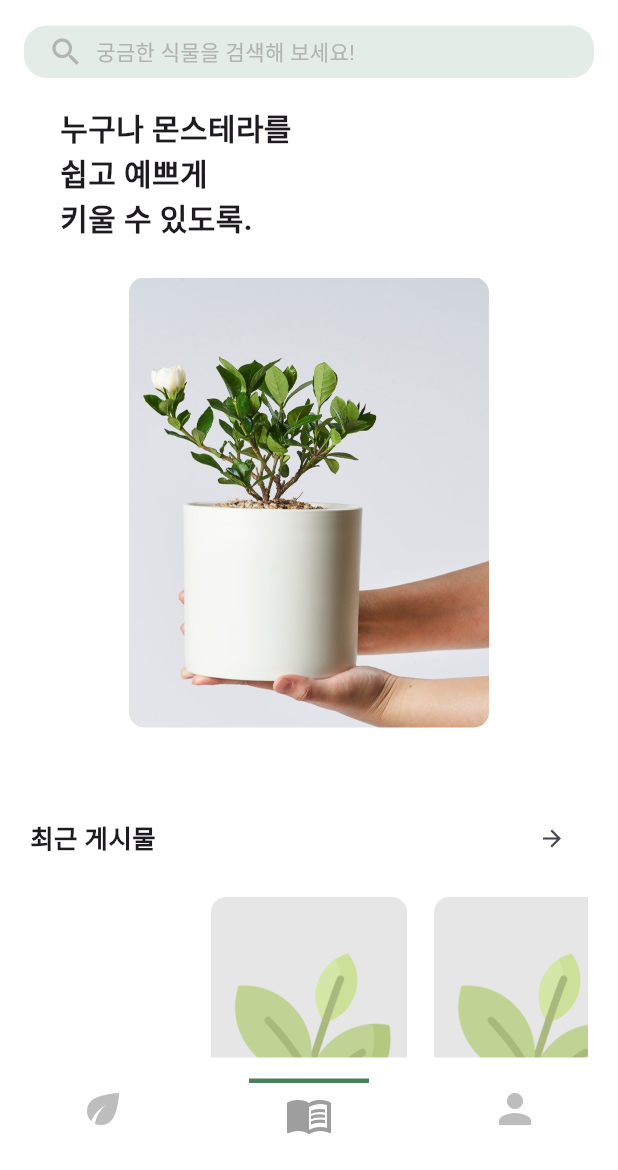
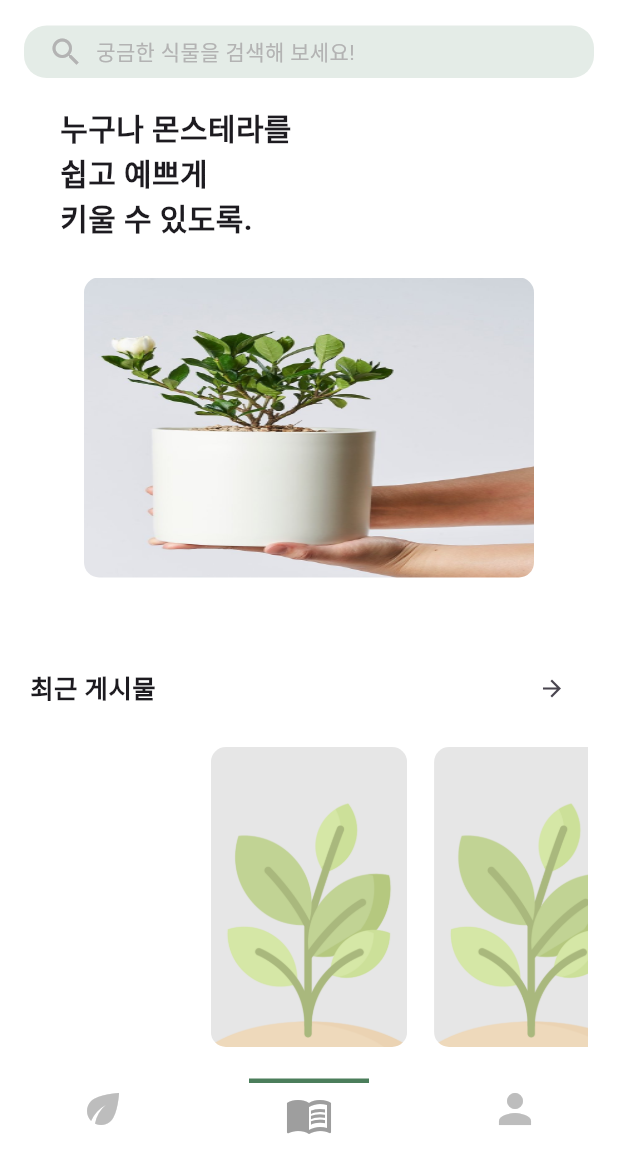
Before and after one commit to hansung-MobileCapstone/PlantyNote, a Flutter app: the MainScreen screen opened by its route, on a phone screen of 412 x 824 dp, the part 66-1236 px from its top. Run offline on Flutter 3.47's test engine with Material 3 defaults, Android fonts, the phone set to English and light mode, and no system bars; drawn by our look-alikes of carousel_slider; our stand-ins replace cloud_firestore, firebase_auth, firebase_core, firebase_storage, fluttertoast, go_router and 1 more; accounts and stored records are empty.

Commit message:
코드 재수정

```diff
--- a/lib/screens/main/main_screen.dart
+++ b/lib/screens/main/main_screen.dart
@@ -158,8 +158,8 @@ class _MainScreenState extends State<MainScreen> {
             borderRadius: BorderRadius.circular(10), // 둥근 모서리
             child: Image.asset(
               'assets/images/main_plant.png', // 이미지 경로
-              width: 240, // 고정 너비
-              height: 300, // 고정 높이
+              width: 300, // 고정 너비
+              height: 200, // 고정 높이
               fit: BoxFit.fill, // 전체 채우기
             ),
           ),
@@ -251,7 +251,13 @@ class _MainScreenState extends State<MainScreen> {
 
   // 기본 캐러셀 (오류 발생 시 표시)
   Widget _defaultCarousel() {
-    final defaultImages = List.generate(5, (_) => 'assets/images/default_post.png');
+    final defaultImages = [
+      'assets/images/default_post.png',
+      'assets/images/default_post.png',
+      'assets/images/default_post.png',
+      'assets/images/default_post.png',
+      'assets/images/default_post.png',
+    ];
 
     return Padding(
       padding: const EdgeInsets.symmetric(horizontal: 20),
@@ -280,7 +286,7 @@ class _MainScreenState extends State<MainScreen> {
         }
       },
       child: Container(
-        width: 160,
+        width: 150, // 고정된 너비
         margin: const EdgeInsets.symmetric(horizontal: 9),
         decoration: BoxDecoration(
           borderRadius: BorderRadius.circular(10),
@@ -288,11 +294,11 @@ class _MainScreenState extends State<MainScreen> {
         child: ClipRRect(
           borderRadius: BorderRadius.circular(10),
           child: isAsset
-              ? Image.asset(imageUrl, width: 160, height: 200, fit: BoxFit.cover)
+              ? Image.asset(imageUrl, width: 150, height: 100, fit: BoxFit.cover)
               : Image.network(
             imageUrl,
-            width: 160,
-            height: 200,
+            width: 150,
+            height: 100,
             fit: BoxFit.cover,
             loadingBuilder: (context, child, loadingProgress) {
               if (loadingProgress == null) return child;
@@ -301,8 +307,8 @@ class _MainScreenState extends State<MainScreen> {
             errorBuilder: (context, error, stackTrace) {
               return Image.asset(
                 'assets/images/default_image.png',
-                width: 160,
-                height: 200,
+                width: 150,
+                height: 100,
                 fit: BoxFit.cover,
               );
             },
```
